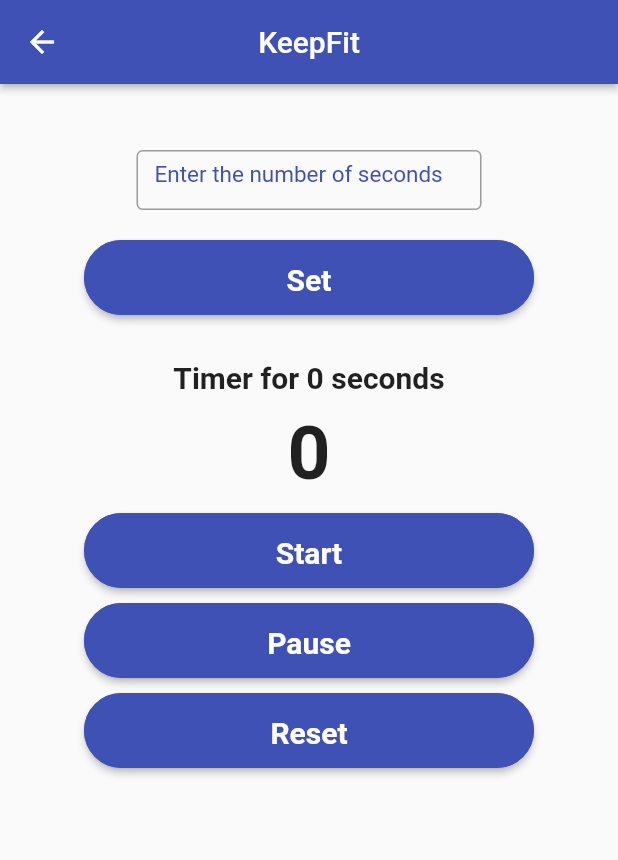
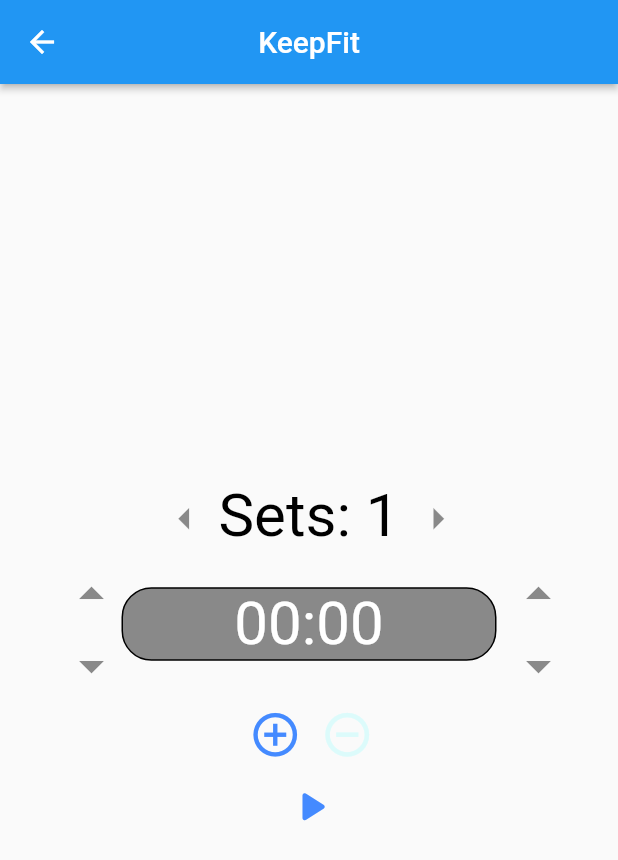
Before and after one commit to Team2KeepFit/KeepFit, a Flutter app: the screen it shows after launch, after a tap on "Timer", on a phone screen of 412 x 824 dp. Shown: the top 860 px of the screen. Run offline on Flutter 3.47's test engine with Material 2 defaults, Android fonts, the phone set to English and light mode, and no system bars; our stand-ins replace audioplayers, cloud_firestore, firebase_auth, firebase_core, font_awesome_flutter, google_fonts and 1 more; accounts and stored records are empty.

Commit message:
- multi-timer - set in timers

```diff
--- a/lib/timer/timer_ac.dart
+++ b/lib/timer/timer_ac.dart
@@ -1,210 +1,266 @@
 import 'dart:async';
 import 'package:flutter/material.dart';
-import 'package:flutter/services.dart';
 import 'package:audioplayers/src/audio_cache.dart';
-// ignore: camel_case_types
-class timer_home_page extends StatefulWidget {
+import 'package:keepfit/timer/timer_widget_ui.dart';
+
+
+class timer_home_page extends StatelessWidget {
   const timer_home_page({Key? key}) : super(key: key);
 
+  @override
+  Widget build(BuildContext context) {
+    return  MaterialApp(
+      home: Scaffold(
+      appBar: AppBar(
+      centerTitle: true,
+      title: Text(
+        'KeepFit',
+        textAlign: TextAlign.center,
+      ),
+      elevation: 2.0,
+      leading: BackButton(
+        color: Colors.white,
+        onPressed: () => Navigator.pop(context),
+      ),
+    ),
+    body: extendibletimer(),
+    ),
+    debugShowCheckedModeBanner: false,
+    );
+  }
+}
+
+List timer_widgets_keys=[GlobalKey<timersState>()];
+class extendibletimer extends StatefulWidget {
+  const extendibletimer({Key? key}) : super(key: key);
 
   @override
-  _timer_home_pageState createState() => _timer_home_pageState();
+  _extendibletimerState createState() => _extendibletimerState();
 }
 
-// ignore: camel_case_types
-class _timer_home_pageState extends State<timer_home_page> {
-  TextEditingController myController=TextEditingController();
-  // ignore: non_constant_identifier_names
-  int _Counter=0;
-  int _c = 0;
-  late Timer _timer;
 
-  void startTimer() {
-    // _Counter = 30;
-    _timer = Timer.periodic(const Duration(seconds: 1), (timer) {
-      if (_Counter > 0) {
-        setState(() {
-          _Counter--;
-        });
-      } else {
-        _timer.cancel();
-        final player = AudioCache();
-        player.play('finished.wav');
+class _extendibletimerState extends State<extendibletimer> {
+
+  List<Widget> timer_widgets=[timers(key: timer_widgets_keys[timer_widgets_keys.length-1])];
+  bool _startedplay=false;
+  bool _paused=false;
+  int _timer_traverser=0;
+  bool _isplaying=false;
+  int _sets=1;
+  Timer? _timer;
+  void timeradder()
+  {
+    setState(() {
+      timer_widgets_keys.add(GlobalKey<timersState>());
+      timer_widgets.add(Container(
+        height: 30,
+      ));
+      timer_widgets.add(timers(key: timer_widgets_keys[timer_widgets_keys.length-1]));
+    });
+  }
+  void timerremover()
+  {
+    setState(() {
+      if(timer_widgets.length>1) {
+        timer_widgets_keys.removeLast();
+        timer_widgets.removeLast();
+        timer_widgets.removeLast();
       }
     });
   }
+  void pauser()
+  {
+    setState(() {
+      _isplaying=false;
+      _paused=true;
+      if(_timer!.isActive) {
+        _timer!.cancel();
+      }
+    });
+  }
+  void resetter()
+  {
+    setState(() {
+      _isplaying=false;
+      _sets=1;
+      _timer!.cancel();
+      _startedplay=false;
+      timer_widgets.clear();
+      timer_widgets_keys.clear();
+      timer_widgets_keys=[GlobalKey<timersState>()];
+      timer_widgets=[timers(key: timer_widgets_keys[timer_widgets_keys.length-1])];
+      _timer_traverser=0;
+    });
+  }
+  void inc_sets()
+  {
+    setState(() {
+      _sets++;
+    });
+  }
+  void dec_sets()
+  {
+    setState(() {
+      _sets--;
+      if(_sets<1)
+        _sets=1;
+    });
+  }
+  void player()
+  {
+    List<List<int>> time_val_timers=[];
+    for(int i=0;i<timer_widgets_keys.length;i++) {
+      List<int> temp=[];
+       temp.add(timer_widgets_keys[i].currentState.mins);
+      temp.add(timer_widgets_keys[i].currentState.secs);
+      time_val_timers.add(temp);
+    }
+    setState(() {
+      _startedplay=true;
+      _paused=false;
+      _isplaying=true;
+      for(int i=0;i<timer_widgets_keys.length;i++)
+        timer_widgets_keys[i].currentState.allowedmodifier(false);
+    });
 
+    //while(_timer_traverser<timer_widgets.length)
+      //{
+        _timer=Timer.periodic(const Duration(seconds: 1), (timer) {
+          if (timer_widgets_keys[_timer_traverser].currentState.mins*60+timer_widgets_keys[_timer_traverser].currentState.secs > 0) {
+            setState(() {
+              if ((timer_widgets_keys[_timer_traverser].currentState.mins*60+timer_widgets_keys[_timer_traverser].currentState.secs)%60== 0){
+                timer_widgets_keys[_timer_traverser].currentState.timemodifier(timer_widgets_keys[_timer_traverser].currentState.mins-1,59);
+              }
+              else{
+                timer_widgets_keys[_timer_traverser].currentState.timemodifier(timer_widgets_keys[_timer_traverser].currentState.mins,timer_widgets_keys[_timer_traverser].currentState.secs-1);
+              }
+            });
+          } else {
+              final player = AudioCache();
+              player.play('finished.wav');
+              setState(() {
+                _timer_traverser++;
+              });
+              print("$_timer_traverser");
+              if(_timer_traverser>=timer_widgets_keys.length) {
+                if (_sets<=1) {
+                  _timer!.cancel();
+                  final player = AudioCache();
+                  player.play('finished.wav');
+                  for(int i=0;i<timer_widgets_keys.length;i++)
+                    timer_widgets_keys[i].currentState.allowedmodifier(true);
+                  _timer_traverser=0;
+                  _isplaying=false;
+                  _paused=true;
+                  _sets=1;
+                }
+                else{
+                  setState(() {
+                    _sets--;
+                    _timer_traverser=0;
+                  });
+                  for(int i=0;i<timer_widgets_keys.length;i++){
+                    setState(() {
+                      timer_widgets_keys[i].currentState.timemodifier(time_val_timers[i][0],time_val_timers[i][1]);
+                    });
+                  }
 
-  void setset() {
-    _Counter=int.parse(myController.text);
-    _c=_Counter;
-    setState(() {});
-}
-
+                }
+              }
+          }
+        });
+      //}
+  }
+  Widget get addremove{
+    return Row(
+      mainAxisAlignment: MainAxisAlignment.center,
+      children: [
+        IconButton(onPressed: timeradder,
+            icon: Icon(
+              Icons.add_circle_outline,
+              color: Colors.blueAccent,
+              size: 35,
+            ),
+        ),
+        IconButton(onPressed: timerremover,
+          icon: Icon(
+            Icons.remove_circle_outline,
+            size: 35,
+            color: (timer_widgets.length>1)?Colors.blueAccent:Color(0x40448AFFFF),
+          ),
+        ),
+      ],
+    );
+  }
+  Widget get pausereset{
+    return Row(
+      mainAxisAlignment: MainAxisAlignment.center,
+      children: [
+        IconButton(onPressed: pauser,
+          icon: Icon(
+            Icons.pause,
+            size: 35,
+            color: (_paused==false)?Colors.blueAccent:Color(0x40448AFFFF),
+          ),
+        ),
+        IconButton(onPressed:resetter,
+          icon: Icon(
+            Icons.refresh_rounded,
+            size: 35,
+            color: Colors.blueAccent,
+          ),
+        ),
+      ],
+    );
+  }
+  Widget get sets{
+    return Row(
+      mainAxisAlignment: MainAxisAlignment.center,
+      children: [
+        IconButton(onPressed: (_isplaying==false)?dec_sets:(){},
+          icon: Icon(
+            Icons.arrow_left,
+            size: 35,
+            color: (_isplaying==false)?Colors.black45:Color(0x00448AFFFF),
+          ),
+        ),
+        Text(
+          "Sets: $_sets",
+            style: TextStyle(
+              color: Colors.black,
+              fontSize: 40,
+            )
+        ),
+        IconButton(onPressed:(_isplaying==false)?inc_sets:(){},
+          icon: Icon(
+            Icons.arrow_right,
+            size: 35,
+            color: (_isplaying==false)?Colors.black45:Color(0x00448AFFFF),
+          ),
+        ),
+      ],
+    );
+  }
+  IconButton get play_button{
+    return IconButton(onPressed: (!_isplaying)?player:(){},
+      icon: Icon(
+        Icons.play_arrow_rounded,
+        size: 35,
+        color: (!_isplaying)?Colors.blueAccent:Color(0x40448AFFFF),
+      ),
+    );
+  }
   @override
   Widget build(BuildContext context) {
-     return Scaffold(
-      body:
-      SingleChildScrollView(
-        child: Container(
-          alignment: Alignment.center,
-          height:500,
-          child: Center(
-            child: Column(
-              mainAxisAlignment: MainAxisAlignment.center,
-              crossAxisAlignment: CrossAxisAlignment.center,
-              children: [
-                // AppBar(
-                //   title: Text("Timer"),
-                // ),
-
-                Container(
-                height: 40.0,
-                width: 230.0,
-                child: TextField(
-                  controller: myController,
-                  keyboardType: TextInputType.number,
-                  inputFormatters: [
-                    FilteringTextInputFormatter.digitsOnly
-                  ],
-                  decoration: InputDecoration(
-                    hintText: "Enter the number of seconds",
-                    hintStyle: TextStyle(
-                      fontSize: 15.0,
-                      color: Colors.indigo,
-                    ),
-                    border: OutlineInputBorder(
-                      borderSide: BorderSide(
-                        color: Colors.grey,
-                      ),
-                    ),
-                  ),
-                  onChanged: (text) {
-                    //_timer.cancel();
-                },
-                ),
-              ),
-              SizedBox(height: 20.0),
-              ElevatedButton(
-                  onPressed: () {
-                    setset();
-                    //_timer.cancel();
-                  },
-                  child: const Text(
-                    'Set',
-                    style: TextStyle(
-                      fontSize: 20.0,
-                      fontWeight: FontWeight.bold,
-                    ),
-                  ),
-                  style: ElevatedButton.styleFrom(
-                    primary: Colors.indigo,
-                    fixedSize: Size(300, 50),
-                    padding: EdgeInsets.all(15.0),
-                    shape: RoundedRectangleBorder(
-                      borderRadius: BorderRadius.circular(30.0),
-                      side: BorderSide(color: Colors.indigo)
-                    ),
-                  ),
-                ),
-               SizedBox(height: 30.0),
-                Text(
-                  'Timer for $_c seconds',
-                style: TextStyle(fontSize: 20, fontWeight: FontWeight.bold),
-                ),
-                SizedBox(height: 10.0),
-                Text(
-                  '$_Counter',
-                  style: const TextStyle(fontSize: 50, fontWeight: FontWeight.bold),
-                ),
-                SizedBox(height: 10.0),
-                ElevatedButton(
-                  onPressed: () {
-                    //setset();
-                    startTimer();
-                  },
-                  child: const Text(
-                    'Start',
-                    style: TextStyle(
-                      fontSize: 20.0,
-                      fontWeight: FontWeight.bold,
-                    ),
-                  ),
-                  style: ElevatedButton.styleFrom(
-                    primary: Colors.indigo,
-                    fixedSize: Size(300, 50),
-                    padding: EdgeInsets.all(15.0),
-                    shape: RoundedRectangleBorder(
-                      borderRadius: BorderRadius.circular(30.0),
-                      side: BorderSide(color: Colors.indigo)
-                    ),
-                  ),
-                ),
-                SizedBox(height: 10.0),
-                ElevatedButton(
-                  onPressed: () {
-                    _timer.cancel();
-                  },
-                  child: const Text(
-                    'Pause',
-                    style: TextStyle(
-                      fontSize: 20.0,
-                      fontWeight: FontWeight.bold,
-                    ),
-                  ),
-                  style: ElevatedButton.styleFrom(
-                    primary: Colors.indigo,
-                    fixedSize: Size(300, 50),
-                    padding: EdgeInsets.all(15.0),
-                    shape: RoundedRectangleBorder(
-                      borderRadius: BorderRadius.circular(30.0),
-                      side: BorderSide(color: Colors.indigo),
-                    ),
-                  ),
-                ),
-                SizedBox(height: 10.0),
-                ElevatedButton(
-                  onPressed: () {
-                    setState(() {
-                      _timer.cancel();
-                      _Counter = _c;
-                    });
-                  },
-                  child: const Text(
-                    'Reset',
-                    style: TextStyle(
-                      fontSize: 20.0,
-                      fontWeight: FontWeight.bold,
-                    ),
-                  ),
-                  style: ElevatedButton.styleFrom(
-                    primary: Colors.indigo,
-                    fixedSize: Size(300, 50),
-                    padding: EdgeInsets.all(15.0),
-                    shape: RoundedRectangleBorder(
-                      borderRadius: BorderRadius.circular(30.0),
-                      side: BorderSide(color: Colors.indigo),
-                    ),
-                  ),
-                ),
-              ],
-            ),
-          ),
+    return Center(
+      child: SingleChildScrollView(
+        child: Column(
+          mainAxisAlignment: MainAxisAlignment.center,
+          children:[sets]+ timer_widgets+[
+            AnimatedCrossFade(firstChild: addremove, secondChild: pausereset, crossFadeState: (_startedplay==true)?CrossFadeState.showSecond:CrossFadeState.showFirst, duration: Duration(milliseconds: 250))
+          ]+[play_button],
         ),
       ),
-      appBar: AppBar(
-        centerTitle: true,
-        title: Text(
-          'KeepFit',
-          textAlign: TextAlign.center,
-        ),
-        elevation: 2.0,
-        leading: BackButton(
-          color: Colors.white,
-          onPressed: () => Navigator.of(context).pop(context),
-        ),
-      ),
-
     );
   }
 }
--- /dev/null
+++ b/lib/timer/timer_widget_ui.dart
@@ -0,0 +1,163 @@
+import 'package:flutter/material.dart';
+
+class timers extends StatefulWidget {
+  timers({Key? key}) : super(key: key);
+  @override
+  timersState createState() => timersState();
+}
+
+class timersState extends State<timers> {
+  int mins=0;
+  int secs=0;
+  bool allowed=true;
+  void allowedmodifier(bool x){
+    setState(() {
+      allowed=x;
+    });
+  }
+  void timemodifier(int m,int s){
+    setState(() {
+      mins=m;
+      secs=s;
+    });
+  }
+  void inc_mins(){
+    setState(() {
+      mins+=1;
+      mins%=60;
+    });
+  }
+  void dec_mins(){
+    setState(() {
+      mins-=1;
+      if(mins<0)
+        mins=59;
+    });
+  }
+  void inc_secs(){
+    setState(() {
+      secs+=1;
+      secs%=60;
+    });
+  }
+  void dec_secs(){
+    setState(() {
+      secs-=1;
+      if(secs<0)
+        secs=59;
+    });
+  }
+  @override
+  Widget build(BuildContext context) {
+    return Row(
+      mainAxisAlignment: MainAxisAlignment.center,
+      children: [
+        Column(
+          mainAxisAlignment: MainAxisAlignment.center,
+          children: [
+            IconButton(onPressed:(allowed==true)?inc_mins:(){},
+              icon: Icon(
+                Icons.arrow_drop_up,
+                size: 40,
+                color: (allowed==true)?Colors.black45:(Color(0x00000000)),
+              ),
+            ),
+            IconButton(onPressed:(allowed==true)?dec_mins:(){},
+              icon: Icon(
+                Icons.arrow_drop_down,
+                size: 40,
+                color: (allowed==true)?Colors.black45:(Color(0x00000000)),
+              ),
+            ),
+          ],
+        ),
+        Container(
+          width: 250,
+          alignment: Alignment.center,
+          decoration: BoxDecoration(
+              color: Colors.black45,
+              border: Border.all(
+                color: Colors.black,
+              ),
+              borderRadius: BorderRadius.all(Radius.circular(20))
+          ),
+          child: Row(
+            mainAxisAlignment: MainAxisAlignment.center,
+            children: [
+              GestureDetector(
+                onVerticalDragStart: (DragStartDetails){
+                },
+                onVerticalDragUpdate: (DragUpdateDetails){
+                  if(allowed==true){
+                    setState(() {
+                      mins-=(DragUpdateDetails.primaryDelta! * 0.65).toInt();
+                      if(mins<0){
+                        mins=0;
+                      }
+                      mins%=60;
+                    });
+                  }
+                },
+                child: Text(
+                    (mins<10)?"0$mins":"$mins",
+                    style: TextStyle(
+                      color: Colors.white,
+                      fontSize: 40,
+                    )
+                ),
+              ),
+              Text(
+                ":",
+                style: TextStyle(
+                  color: Colors.white,
+                  fontSize: 40,
+                ),
+              ),
+              GestureDetector(
+                onVerticalDragStart: (DragStartDetails){
+                },
+                onVerticalDragUpdate: (DragUpdateDetails){
+                  if(allowed==true){
+                    setState(() {
+                      secs-=(DragUpdateDetails.primaryDelta! * 0.65).toInt();
+                      if(secs<0){
+                        secs=0;
+                      }
+                      secs%=60;
+                    });
+                  }
+                },
+                child: Text(
+                    (secs<10)?"0$secs":"$secs",
+                    style: TextStyle(
+                      color: Colors.white,
+                      fontSize: 40,
+                    )
+                ),
+              ),
+            ],
+          ),
+        ),
+        Column(
+          mainAxisAlignment: MainAxisAlignment.center,
+          children: [
+            IconButton(onPressed:(allowed==true)?inc_secs:(){},
+              icon: Icon(
+                Icons.arrow_drop_up,
+                size: 40,
+                color: (allowed==true)?Colors.black45:(Color(0x00000000)),
+              ),
+            ),
+            IconButton(onPressed:(allowed==true)?dec_secs:(){},
+              icon: Icon(
+                Icons.arrow_drop_down,
+                size: 40,
+                color: (allowed==true)?Colors.black45:(Color(0x00000000)),
+              ),
+            ),
+          ],
+        ),
+      ],
+    );
+  }
+}
```
